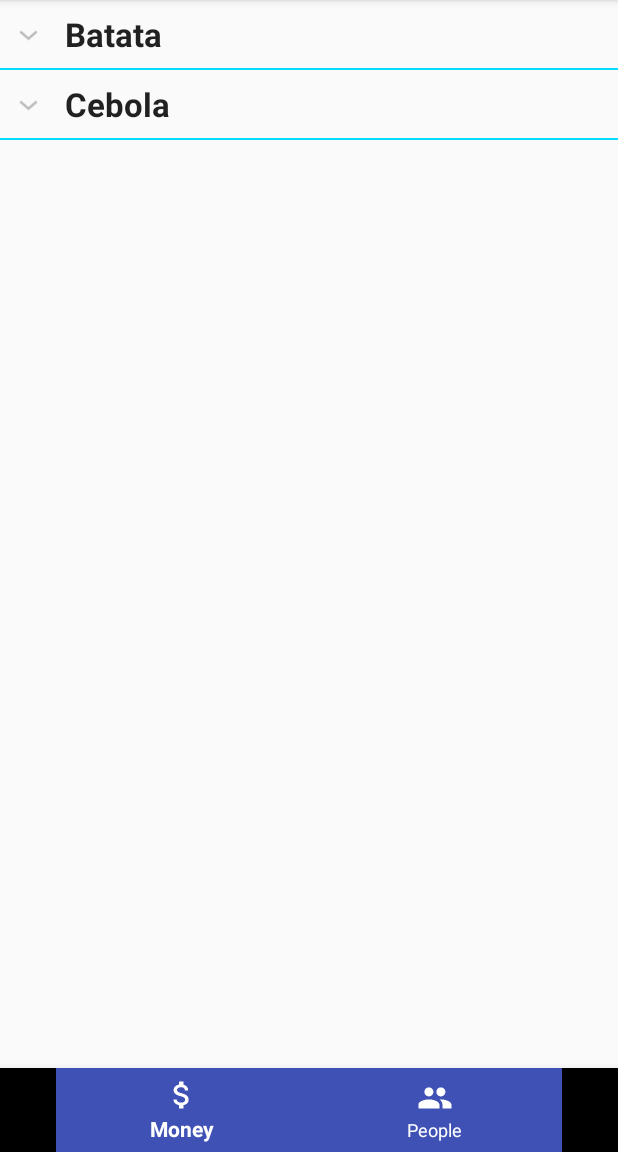
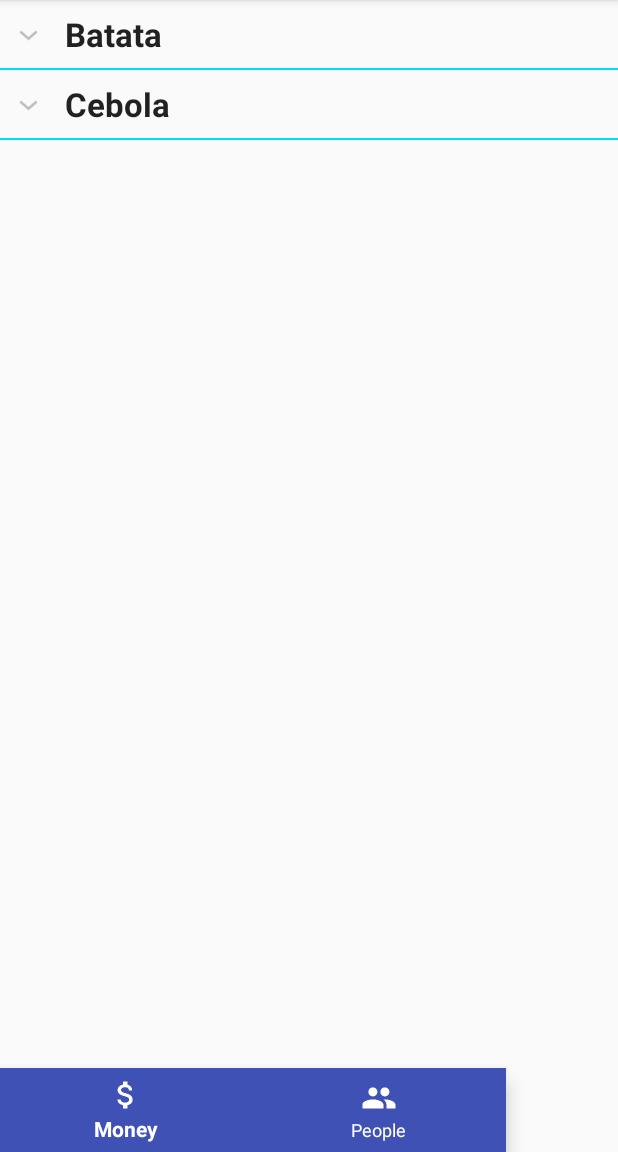
Before and after one commit to DevMobUFRJ/ContaComigo, an Android app: the screen it shows after launch (ItemsActivity), on a phone screen of 412 x 824 dp, the part 84-1236 px from its top. Run offline under Robolectric (Android 15) with nearby library versions, the phone set to English and light mode, and no system bars.

Commit message:
few changes

```diff
--- a/app/src/main/res/layout/activity_main.xml
+++ b/app/src/main/res/layout/activity_main.xml
@@ -5,17 +5,9 @@
     android:layout_width="match_parent"
     android:layout_height="match_parent">
 
-    <ExpandableListView
-        android:id="@+id/simpleExpandableListView"
-        android:layout_width="match_parent"
-        android:layout_height="fill_parent"
-        android:childDivider="@android:color/transparent"
-        android:divider="@android:color/holo_blue_bright"
-        android:dividerHeight="1dp"></ExpandableListView>
-
     <android.support.design.widget.BottomNavigationView
         android:id="@+id/bottom_navigation"
-        android:layout_width="match_parent"
+        android:layout_width="wrap_content"
         android:layout_height="wrap_content"
         android:layout_alignParentBottom="true"
         app:itemBackground="@color/colorPrimary"
@@ -23,4 +15,14 @@
         app:itemTextColor="@color/white"
         app:menu="@menu/bottom_navigation_main" />
 
+    <ExpandableListView
+        android:id="@+id/simpleExpandableListView"
+        android:layout_width="match_parent"
+        android:layout_height="fill_parent"
+        android:childDivider="@android:color/transparent"
+        android:layout_above="@id/bottom_navigation"
+        android:divider="@android:color/holo_blue_bright"
+        android:dividerHeight="1dp"></ExpandableListView>
+
+
 </RelativeLayout>
```
